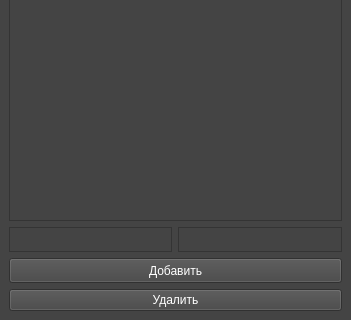
First picture: the form in project/UIforms/SpravForm/SpravForm.ui, repository Bors1k/property-analysis-system, before the edit; both pictures show x 0 to 351 and y 280 to 600 of the 351 by 600 pixel window.
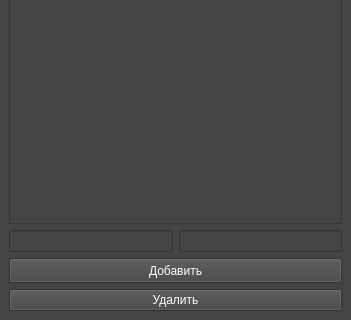
Second picture: the form after the edit.

Commit message: finish line

Diff of the .ui file:
```diff
--- a/project/UIforms/SpravForm/SpravForm.ui
+++ b/project/UIforms/SpravForm/SpravForm.ui
@@ -49,24 +49,10 @@
     <item>
      <layout class="QHBoxLayout" name="horizontalLayout">
       <item>
-       <widget class="QTextEdit" name="textEdit">
-        <property name="maximumSize">
-         <size>
-          <width>16777215</width>
-          <height>25</height>
-         </size>
-        </property>
-       </widget>
+       <widget class="QLineEdit" name="textEdit"/>
       </item>
       <item>
-       <widget class="QTextEdit" name="textEdit_2">
-        <property name="maximumSize">
-         <size>
-          <width>16777215</width>
-          <height>25</height>
-         </size>
-        </property>
-       </widget>
+       <widget class="QLineEdit" name="textEdit_2"/>
       </item>
      </layout>
     </item>
```
The commit also changes 19 other files.
